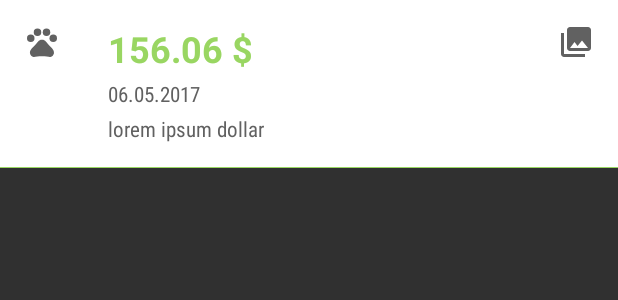
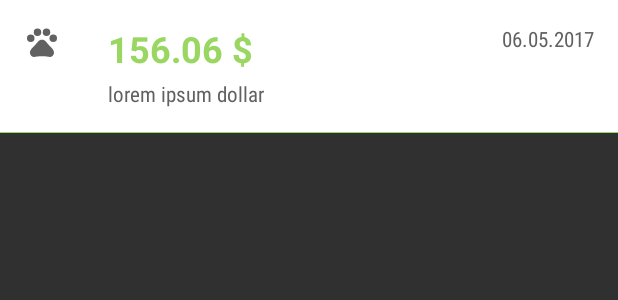
Before and after one commit to aku-sama/Capstone-Project, an Android app: the layout item_widget_details.xml on its own in the app's theme, with its tools: preview values and no code run, on a phone screen of 412 x 824 dp. Shown: the top 300 px of the screen. Run offline under Robolectric (Android 15) with nearby library versions, the phone set to English and light mode, and no system bars.

Commit message:
add widget

```diff
--- a/app/src/main/java/raspopova/diana/exptracker/contentProvider/ExpensesProvider.java
+++ b/app/src/main/java/raspopova/diana/exptracker/contentProvider/ExpensesProvider.java
@@ -53,5 +53,6 @@ public final class ExpensesProvider {
         public static Uri withTimestamp(long timestamp) {
             return buildUri(Path.EXPENSES, String.valueOf(timestamp));
         }
+
     }
 }
--- a/app/src/main/java/raspopova/diana/exptracker/ui/chart/ChartActivity.java
+++ b/app/src/main/java/raspopova/diana/exptracker/ui/chart/ChartActivity.java
@@ -1,5 +1,6 @@
 package raspopova.diana.exptracker.ui.chart;
 
+import android.content.Intent;
 import android.database.Cursor;
 import android.graphics.Color;
 import android.os.Bundle;
@@ -254,6 +255,7 @@ public class ChartActivity extends GeneralActivity<IChartView, ChartPresenter, C
     public void onLoadFinished(Loader loader, Object data) {
         Cursor cursor = (Cursor) data;
         presenter.getDataFromCursor(cursor, loader.getId());
+
     }
 
     @Override
--- a/app/src/main/res/layout/item_widget_details.xml
+++ b/app/src/main/res/layout/item_widget_details.xml
@@ -21,24 +21,23 @@
         android:layout_marginLeft="@dimen/gap_16"
         android:layout_marginRight="@dimen/gap_16"
         android:layout_marginTop="@dimen/gap_16"
-        android:layout_toLeftOf="@+id/photoImage"
+        android:layout_toLeftOf="@+id/dateText"
         android:layout_toRightOf="@+id/categoryImage"
         tools:text="156.06 $" />
 
     <TextView
         android:id="@+id/dateText"
         style="@style/SmallText"
-        android:layout_below="@id/amountText"
         android:layout_marginLeft="@dimen/gap_16"
         android:layout_marginRight="@dimen/gap_16"
-        android:layout_marginTop="@dimen/gap_4"
-        android:layout_toRightOf="@+id/categoryImage"
+        android:layout_alignParentRight="true"
+        android:layout_marginTop="@dimen/gap_16"
         tools:text="06.05.2017" />
 
     <TextView
         android:id="@+id/descriptionText"
         style="@style/SmallText"
-        android:layout_below="@id/dateText"
+        android:layout_below="@id/amountText"
         android:layout_marginBottom="@dimen/gap_16"
         android:layout_marginLeft="@dimen/gap_16"
         android:layout_marginRight="@dimen/gap_16"
@@ -48,15 +47,8 @@
         android:maxLines="2"
         tools:text="lorem ipsum dollar" />
 
-    <ImageView
-        android:id="@+id/photoImage"
-        android:layout_width="wrap_content"
-        android:layout_height="wrap_content"
-        android:layout_alignParentRight="true"
-        android:layout_margin="@dimen/gap_16"
-        android:src="@drawable/ic_photo_library_gray" />
 
-    <View
+    <FrameLayout
         android:id="@+id/divider"
         android:layout_width="match_parent"
         android:layout_height="1px"
--- a/app/src/main/res/xml/widget_detail_info.xml
+++ b/app/src/main/res/xml/widget_detail_info.xml
@@ -9,6 +9,6 @@
     android:minWidth="@dimen/widget_detail_default_width"
     android:previewImage="@mipmap/ic_launcher"
     android:resizeMode="horizontal|vertical"
-    android:updatePeriodMillis="0"
+    android:updatePeriodMillis="900000"
     android:widgetCategory="home_screen|keyguard"
     tools:ignore="UnusedAttribute" />
```
Also changed, not shown: app/src/main/java/raspopova/diana/exptracker/contentProvider/Expenses.java (+11 -2 lines), app/src/main/java/raspopova/diana/exptracker/widget/WidgetRemoteViewService.java (+21 -7 lines).
